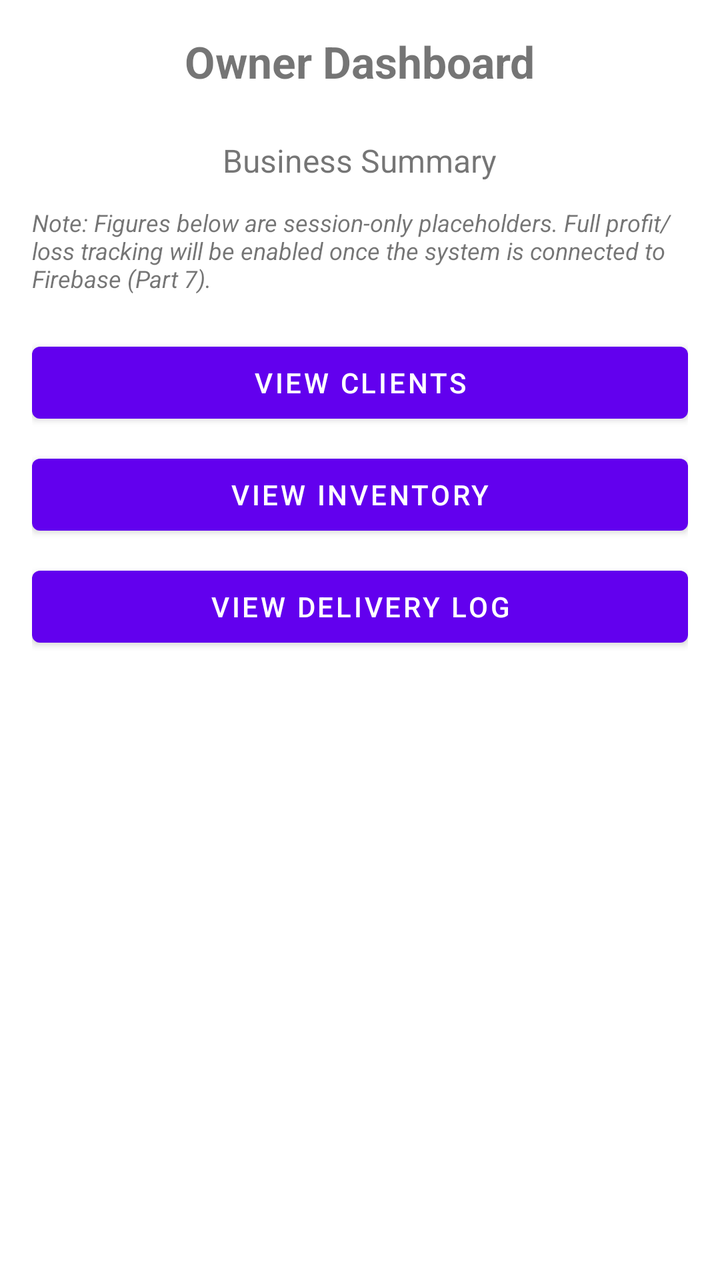
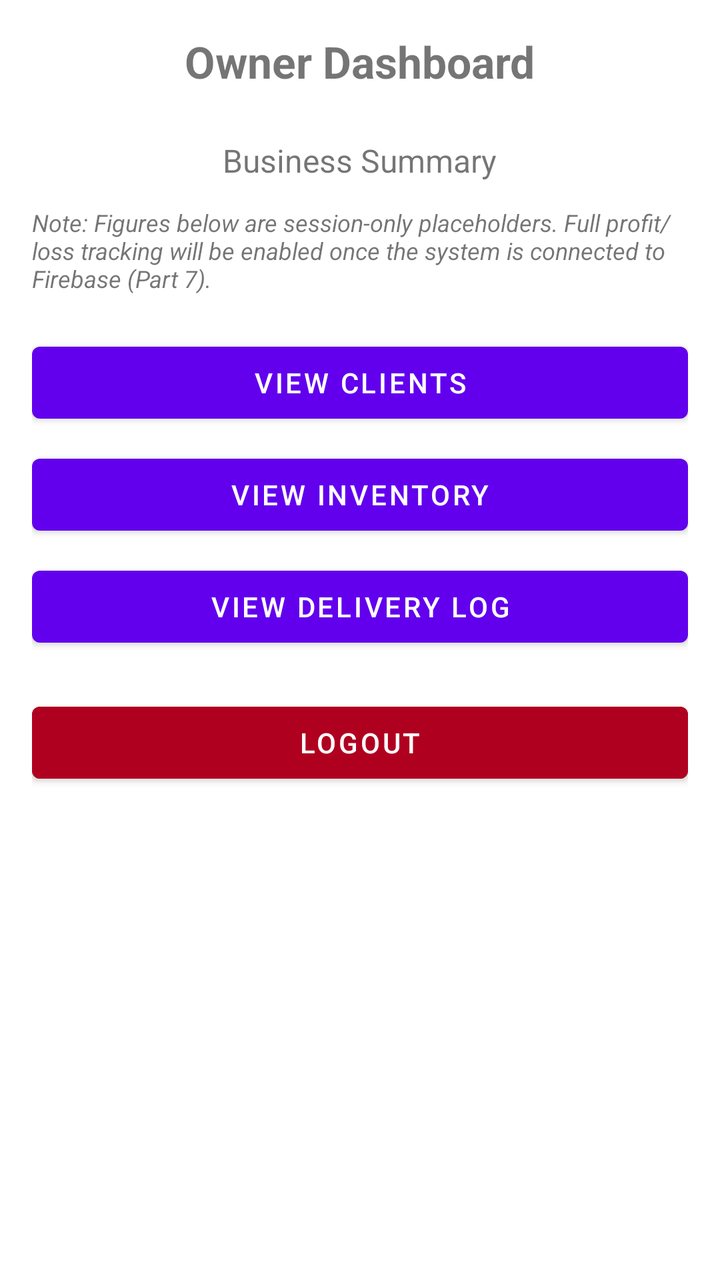

Compare the two renders of this Android layout. The source of the first and the diff that turns it into the second are given below.
<!-- AndroidManifest.xml: fallback theme Theme.MaterialComponents.DayNight.NoActionBar -->
<!-- res/layout/activity_dashboard.xml -->
<?xml version="1.0" encoding="utf-8"?>
<LinearLayout xmlns:android="http://schemas.android.com/apk/res/android"
    android:layout_width="match_parent"
    android:layout_height="match_parent"
    android:orientation="vertical"
    android:padding="16dp"
    android:gravity="center_horizontal">

    <TextView
        android:layout_width="wrap_content"
        android:layout_height="wrap_content"
        android:text="Owner Dashboard"
        android:textSize="22sp"
        android:textStyle="bold"
        android:layout_marginBottom="24dp" />

    <TextView
        android:layout_width="wrap_content"
        android:layout_height="wrap_content"
        android:text="Business Summary"
        android:textSize="16sp"
        android:layout_marginBottom="12dp" />

    <TextView
        android:layout_width="match_parent"
        android:layout_height="wrap_content"
        android:text="Note: Figures below are session-only placeholders. Full profit/loss tracking will be enabled once the system is connected to Firebase (Part 7)."
        android:textSize="12sp"
        android:textStyle="italic"
        android:layout_marginBottom="20dp" />

    <Button
        android:id="@+id/viewClientsButton"
        android:layout_width="match_parent"
        android:layout_height="wrap_content"
        android:text="View Clients" />

    <Button
        android:id="@+id/viewInventoryButton"
        android:layout_width="match_parent"
        android:layout_height="wrap_content"
        android:text="View Inventory"
        android:layout_marginTop="8dp" />

    <Button
        android:id="@+id/viewDeliveriesButton"
        android:layout_width="match_parent"
        android:layout_height="wrap_content"
        android:text="View Delivery Log"
        android:layout_marginTop="8dp" />

</LinearLayout>
<!-- resources referenced by this layout -->
<resources>

</resources>

<!-- the commit's change to res/layout/activity_dashboard.xml (unified diff, before → after) -->
@@ -49,4 +49,12 @@
         android:text="View Delivery Log"
         android:layout_marginTop="8dp" />
 
+     <Button
+        android:id="@+id/logoutButton"
+        android:layout_width="match_parent"
+        android:layout_height="wrap_content"
+        android:text="Logout"
+        android:backgroundTint="#B00020"
+        android:layout_marginTop="20dp" />
+
 </LinearLayout>
